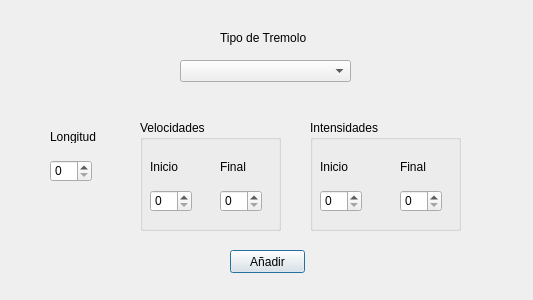
First picture: the form in QtGuiApplication1/TremoloDialog.ui, repository samahetfield/TFG-QT, before the edit.
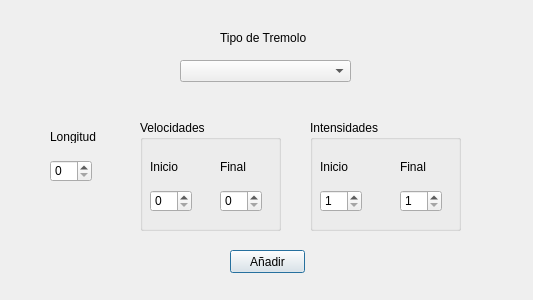
Second picture: the form after the edit.

Commit message: Corregidos errores visuales diferentes voces, añadidos instrumentos y tremolos

What changed in the file:
```diff
--- a/QtGuiApplication1/TremoloDialog.ui
+++ b/QtGuiApplication1/TremoloDialog.ui
@@ -139,6 +139,12 @@
       <height>22</height>
      </rect>
     </property>
+    <property name="minimum">
+     <number>1</number>
+    </property>
+    <property name="maximum">
+     <number>6</number>
+    </property>
    </widget>
    <widget class="QSpinBox" name="spinBox_5">
     <property name="geometry">
@@ -149,6 +155,12 @@
       <height>22</height>
      </rect>
     </property>
+    <property name="minimum">
+     <number>1</number>
+    </property>
+    <property name="maximum">
+     <number>6</number>
+    </property>
    </widget>
    <widget class="QLabel" name="label_4">
     <property name="geometry">
```
The commit also changes 9 other files.
